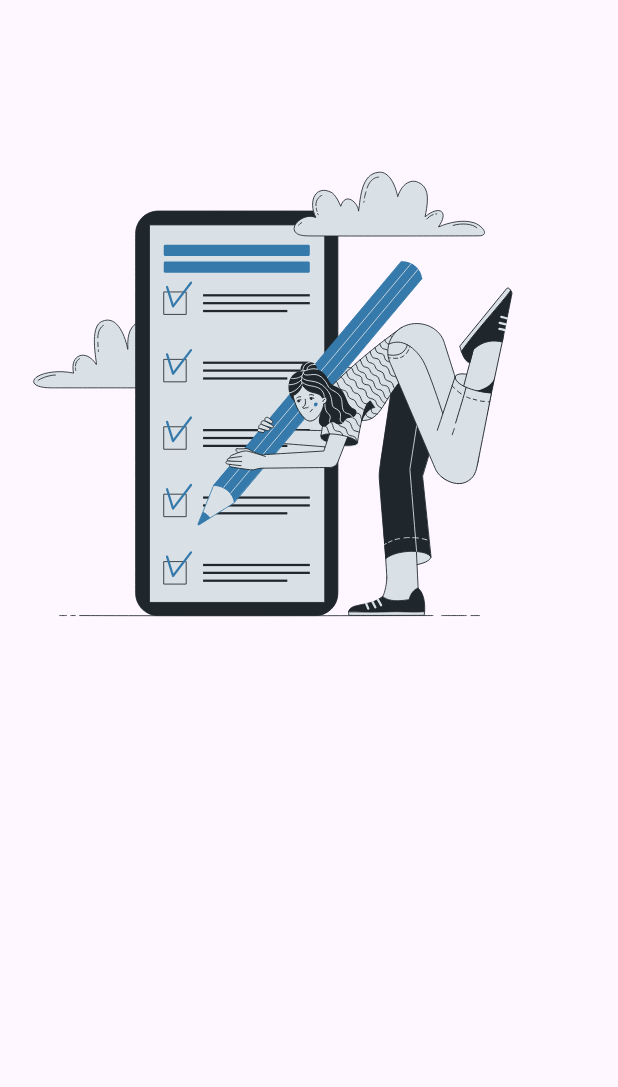
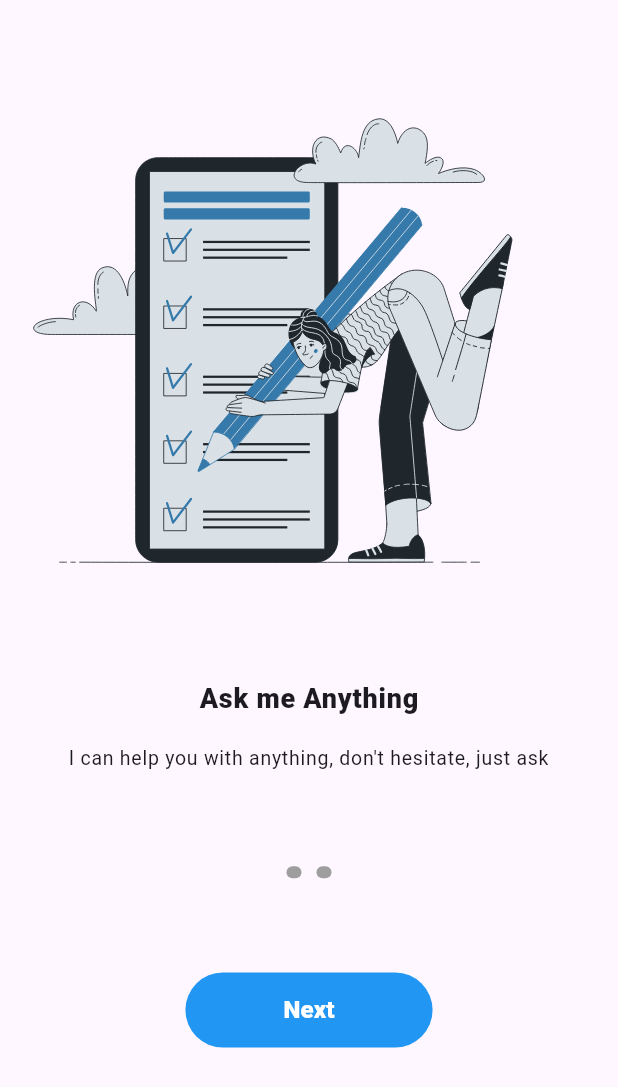
Before and after one commit to ashish-um/flutter-ai, a Flutter app: the screen it shows after launch, on a phone screen of 412 x 824 dp. Shown: the top 1087 px of the screen. Run offline on Flutter 3.47's test engine with Material 3 defaults, Android fonts, the phone set to English and light mode, and no system bars; our stand-ins replace lottie.

Commit message:
onboarding page 1 UI

```diff
--- a/lib/screens/onboarding_screen.dart
+++ b/lib/screens/onboarding_screen.dart
@@ -1,5 +1,6 @@
 import 'package:flutter/material.dart';
 import 'package:lottie/lottie.dart';
+import '../helper/global.dart';
 
 class OnboardingScreen extends StatelessWidget {
   const OnboardingScreen({super.key});
@@ -9,9 +10,72 @@ class OnboardingScreen extends StatelessWidget {
     return Scaffold(
       body: Column(
         children: [
+          // Spacer(),
+          Lottie.asset('assets/lottie/onboard.json', height: mq.height * 0.55),
+          // Spacer(flex: 5),
+
+          // Title
+          Text(
+            'Ask me Anything',
+            style: TextStyle(
+              fontSize: 18,
+              fontWeight: FontWeight.w900,
+              letterSpacing: 0.5,
+            ),
+          ),
+
+          // Spacing
+          SizedBox(height: mq.height * 0.02),
+
+          // Subtitle
+          SizedBox(
+            width: mq.width * 0.8,
+            child: Text(
+              "I can help you with anything, don't hesitate, just ask",
+              style: TextStyle(fontSize: 13, letterSpacing: 0.5),
+              textAlign: TextAlign.center,
+            ),
+          ),
+
           Spacer(),
-          Lottie.asset('assets/lottie/onboard.json'),
-          Spacer(flex: 5),
+          // dots
+          Wrap(
+            spacing: 10,
+            children: List.generate(
+              2,
+              (i) => Container(
+                width: 10,
+                height: 8,
+                decoration: BoxDecoration(
+                  color: Colors.grey,
+                  borderRadius: BorderRadiusGeometry.circular(5),
+                ),
+              ),
+            ),
+          ),
+
+          Spacer(),
+
+          // button
+          ElevatedButton(
+            onPressed: () {},
+            style: ElevatedButton.styleFrom(
+              shape: StadiumBorder(),
+              elevation: 0,
+              backgroundColor: Colors.blue,
+              minimumSize: Size(mq.width * 0.4, 50),
+            ),
+            child: Text(
+              'Next',
+              style: TextStyle(
+                color: Colors.white,
+                fontSize: 16,
+                fontWeight: FontWeight.w800,
+              ),
+            ),
+          ),
+
+          Spacer(flex: 2),
         ],
       ),
     );
--- a/lib/screens/splash_screen.dart
+++ b/lib/screens/splash_screen.dart
@@ -16,7 +16,7 @@ class _SplashScreenState extends State<SplashScreen> {
   @override
   void initState() {
     super.initState();
-    Future.delayed(Duration(seconds: 3), () {
+    Future.delayed(Duration(seconds: 6), () {
       Navigator.of(context).pushReplacement(
         MaterialPageRoute(builder: (_) => const OnboardingScreen()),
       );
```
